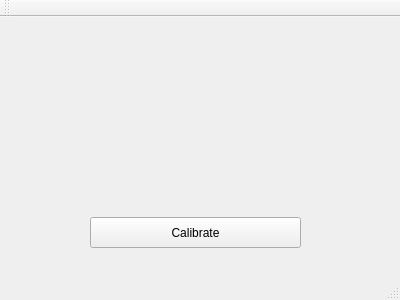
BBRUSS/VPJW17G5, file 99_TEMP/Julian/Testprogramme/CamCalibV01/mainwindow.ui: the form before one commit.
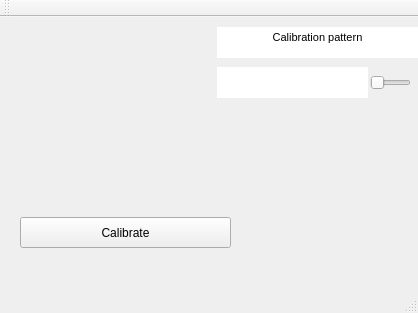
The form after the commit.

Commit message:
Calibration is working now for circle grid and chessboard pattern
Ich hatte nun die Erleuchtung, wie wir die extrinsischen Parameter bekommen =D

Patch:
```diff
--- a/99_TEMP/Julian/Testprogramme/CamCalibV01/mainwindow.ui
+++ b/99_TEMP/Julian/Testprogramme/CamCalibV01/mainwindow.ui
@@ -6,8 +6,8 @@
    <rect>
     <x>0</x>
     <y>0</y>
-    <width>400</width>
-    <height>300</height>
+    <width>418</width>
+    <height>313</height>
    </rect>
   </property>
   <property name="windowTitle">
@@ -17,7 +17,7 @@
    <widget class="QPushButton" name="pushButtonCalib">
     <property name="geometry">
      <rect>
-      <x>90</x>
+      <x>20</x>
       <y>200</y>
       <width>211</width>
       <height>31</height>
@@ -27,6 +27,62 @@
      <string>Calibrate</string>
     </property>
    </widget>
+   <widget class="QTextEdit" name="textEditCalibPattern">
+    <property name="geometry">
+     <rect>
+      <x>217</x>
+      <y>50</y>
+      <width>151</width>
+      <height>31</height>
+     </rect>
+    </property>
+    <property name="autoFillBackground">
+     <bool>true</bool>
+    </property>
+    <property name="frameShape">
+     <enum>QFrame::NoFrame</enum>
+    </property>
+    <property name="html">
+     <string>&lt;!DOCTYPE HTML PUBLIC &quot;-//W3C//DTD HTML 4.0//EN&quot; &quot;http://www.w3.org/TR/REC-html40/strict.dtd&quot;&gt;
+&lt;html&gt;&lt;head&gt;&lt;meta name=&quot;qrichtext&quot; content=&quot;1&quot; /&gt;&lt;style type=&quot;text/css&quot;&gt;
+p, li { white-space: pre-wrap; }
+&lt;/style&gt;&lt;/head&gt;&lt;body style=&quot; font-family:'MS Shell Dlg 2'; font-size:8.25pt; font-weight:400; font-style:normal;&quot;&gt;
+&lt;p style=&quot;-qt-paragraph-type:empty; margin-top:0px; margin-bottom:0px; margin-left:0px; margin-right:0px; -qt-block-indent:0; text-indent:0px;&quot;&gt;&lt;br /&gt;&lt;/p&gt;&lt;/body&gt;&lt;/html&gt;</string>
+    </property>
+   </widget>
+   <widget class="QTextEdit" name="textEdit">
+    <property name="geometry">
+     <rect>
+      <x>217</x>
+      <y>10</y>
+      <width>201</width>
+      <height>31</height>
+     </rect>
+    </property>
+    <property name="frameShape">
+     <enum>QFrame::NoFrame</enum>
+    </property>
+    <property name="html">
+     <string>&lt;!DOCTYPE HTML PUBLIC &quot;-//W3C//DTD HTML 4.0//EN&quot; &quot;http://www.w3.org/TR/REC-html40/strict.dtd&quot;&gt;
+&lt;html&gt;&lt;head&gt;&lt;meta name=&quot;qrichtext&quot; content=&quot;1&quot; /&gt;&lt;style type=&quot;text/css&quot;&gt;
+p, li { white-space: pre-wrap; }
+&lt;/style&gt;&lt;/head&gt;&lt;body style=&quot; font-family:'MS Shell Dlg 2'; font-size:8.25pt; font-weight:400; font-style:normal;&quot;&gt;
+&lt;p align=&quot;center&quot; style=&quot; margin-top:0px; margin-bottom:0px; margin-left:0px; margin-right:0px; -qt-block-indent:0; text-indent:0px;&quot;&gt;Calibration pattern&lt;/p&gt;&lt;/body&gt;&lt;/html&gt;</string>
+    </property>
+   </widget>
+   <widget class="QSlider" name="horizontalSliderCalibPattern">
+    <property name="geometry">
+     <rect>
+      <x>370</x>
+      <y>50</y>
+      <width>41</width>
+      <height>31</height>
+     </rect>
+    </property>
+    <property name="orientation">
+     <enum>Qt::Horizontal</enum>
+    </property>
+   </widget>
   </widget>
   <widget class="QMenuBar" name="menuBar">
    <property name="geometry">
```
Left out of the diff: 2 changed lines with no effect on the pictures. The commit also changes 14 other files.
